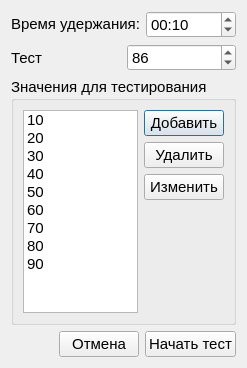
The window that StepTestSettings.ui (Rekvim/MpiSdk) describes before a commit, drawn with Qt 5.
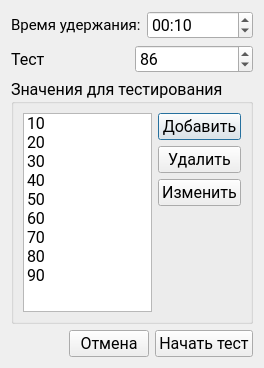
The same window after the commit.

What changed in the file:
```diff
--- a/StepTestSettings.ui
+++ b/StepTestSettings.ui
@@ -6,13 +6,14 @@
    <rect>
     <x>0</x>
     <y>0</y>
-    <width>243</width>
+    <width>254</width>
     <height>368</height>
    </rect>
   </property>
   <property name="font">
    <font>
-    <pointsize>11</pointsize>
+    <family>Roboto</family>
+    <pointsize>12</pointsize>
    </font>
   </property>
   <property name="windowTitle">
```
Left out of the diff: 8 changed lines with no effect on the pictures.
